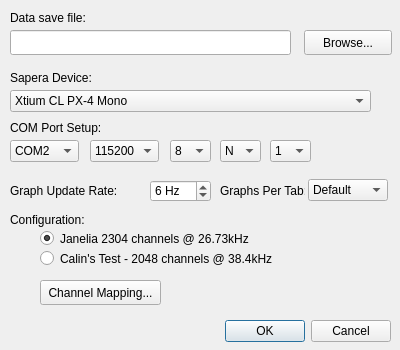
Qt form FG_ConfigDialog.ui (acorver/SpikeGL) before a commit.
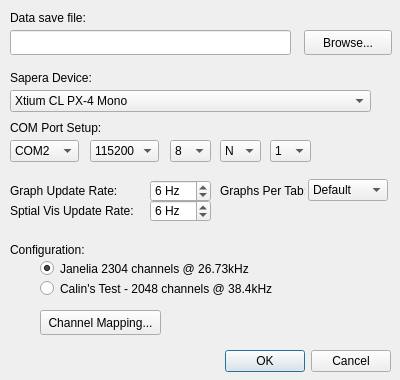
The same form after that commit.

Commit message: added spatial vis update rate hz to framegrabber config screen

Diff of the .ui file:
```diff
--- a/FG_ConfigDialog.ui
+++ b/FG_ConfigDialog.ui
@@ -7,7 +7,7 @@
     <x>0</x>
     <y>0</y>
     <width>400</width>
-    <height>350</height>
+    <height>380</height>
    </rect>
   </property>
   <property name="windowTitle">
@@ -17,7 +17,7 @@
    <property name="geometry">
     <rect>
      <x>50</x>
-     <y>315</y>
+     <y>345</y>
      <width>341</width>
      <height>32</height>
     </rect>
@@ -266,7 +266,7 @@
    <property name="geometry">
     <rect>
      <x>10</x>
-     <y>210</y>
+     <y>240</y>
      <width>151</width>
      <height>20</height>
     </rect>
@@ -279,7 +279,7 @@
    <property name="geometry">
     <rect>
      <x>40</x>
-     <y>230</y>
+     <y>260</y>
      <width>241</width>
      <height>17</height>
     </rect>
@@ -298,7 +298,7 @@
    <property name="geometry">
     <rect>
      <x>40</x>
-     <y>250</y>
+     <y>280</y>
      <width>241</width>
      <height>17</height>
     </rect>
@@ -314,7 +314,7 @@
    <property name="geometry">
     <rect>
      <x>40</x>
-     <y>280</y>
+     <y>310</y>
      <width>121</width>
      <height>25</height>
     </rect>
@@ -358,7 +358,7 @@
     <number>1</number>
    </property>
    <property name="maximum">
-    <number>20</number>
+    <number>100</number>
    </property>
    <property name="value">
     <number>6</number>
@@ -455,6 +455,47 @@
     <string>Graphs Per Tab:</string>
    </property>
   </widget>
+  <widget class="QLabel" name="label_5">
+   <property name="geometry">
+    <rect>
+     <x>10</x>
+     <y>200</y>
+     <width>131</width>
+     <height>22</height>
+    </rect>
+   </property>
+   <property name="toolTip">
+    <string>&lt;html&gt;&lt;head/&gt;&lt;body&gt;&lt;p&gt;Specifies how many times per second the OpenGL 'spatial visualization window'  is updated. Setting this value too high may negatively impact performance. Setting it too low may mean the windows draws too infrequently and appears lagged and/or &amp;quot;jerky&amp;quot;. The default is a good compromise for most systems.&lt;/p&gt;&lt;/body&gt;&lt;/html&gt;</string>
+   </property>
+   <property name="text">
+    <string>Sptial Vis Update Rate:</string>
+   </property>
+  </widget>
+  <widget class="QSpinBox" name="spatialVisUpdateRateHzSB">
+   <property name="geometry">
+    <rect>
+     <x>150</x>
+     <y>200</y>
+     <width>61</width>
+     <height>22</height>
+    </rect>
+   </property>
+   <property name="toolTip">
+    <string>&lt;html&gt;&lt;head/&gt;&lt;body&gt;&lt;p&gt;Specifies how many times per second the OpenGL 'spatial visualization window'  is updated. Setting this value too high may negatively impact performance. Setting it too low may mean the windows draws too infrequently and appears lagged and/or &amp;quot;jerky&amp;quot;. The default is a good compromise for most systems.&lt;/p&gt;&lt;/body&gt;&lt;/html&gt;</string>
+   </property>
+   <property name="suffix">
+    <string> Hz</string>
+   </property>
+   <property name="minimum">
+    <number>1</number>
+   </property>
+   <property name="maximum">
+    <number>100</number>
+   </property>
+   <property name="value">
+    <number>6</number>
+   </property>
+  </widget>
  </widget>
  <resources/>
  <connections>
```
The commit also changes 8 other files.
